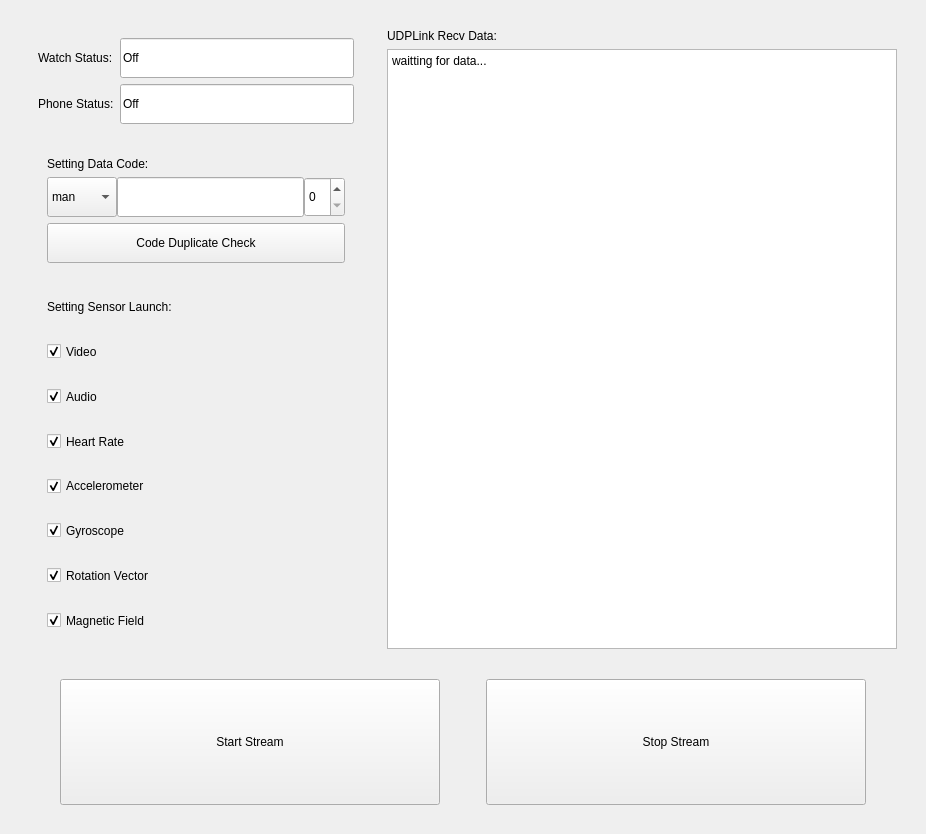
Old version of the form View/MainView.ui in the repository 21kchen1/SensorStreamer_Service.
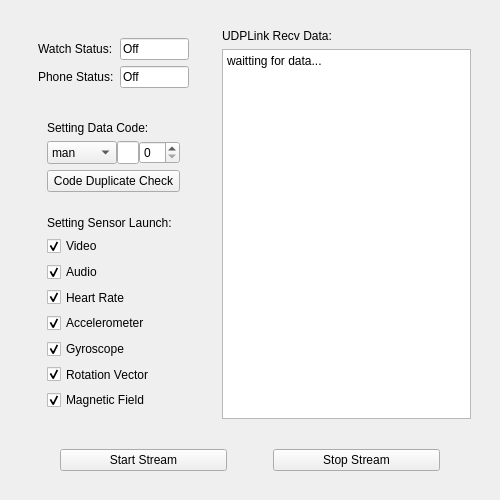
New version of the form.

```diff
--- a/View/MainView.ui
+++ b/View/MainView.ui
@@ -6,8 +6,8 @@
    <rect>
     <x>0</x>
     <y>0</y>
-    <width>926</width>
-    <height>834</height>
+    <width>500</width>
+    <height>500</height>
    </rect>
   </property>
   <property name="sizePolicy">
```
